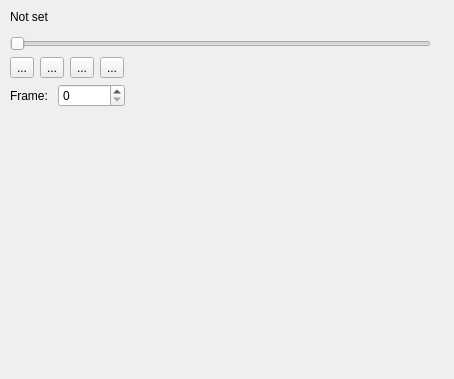
Above: src/gui/video_window/VideoWindow.ui from SyllogismRXS/opencv-workbench before the change. Below: the same form after it.
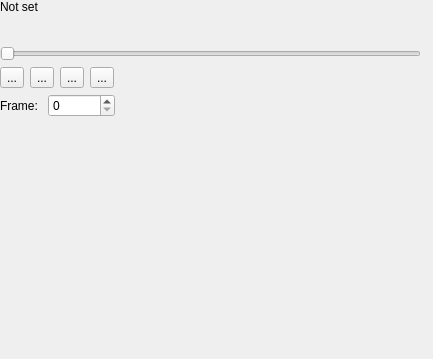
That is the form after the change. Icons and pictures are not drawn. Custom widgets are drawn as their Qt base class.

```diff
--- a/src/gui/video_window/VideoWindow.ui
+++ b/src/gui/video_window/VideoWindow.ui
@@ -6,8 +6,8 @@
    <rect>
     <x>0</x>
     <y>0</y>
-    <width>454</width>
-    <height>379</height>
+    <width>433</width>
+    <height>359</height>
    </rect>
   </property>
   <property name="sizePolicy">
@@ -22,8 +22,8 @@
   <widget class="QWidget" name="verticalLayoutWidget">
    <property name="geometry">
     <rect>
-     <x>10</x>
-     <y>10</y>
+     <x>0</x>
+     <y>0</y>
      <width>421</width>
      <height>341</height>
     </rect>
@@ -40,11 +40,28 @@
      </widget>
     </item>
     <item>
+     <layout class="QHBoxLayout" name="horizontalLayout_3">
+      <item>
      <widget class="ClickableLabel" name="image_frame" native="true">
       <property name="text" stdset="0">
        <string/>
       </property>
      </widget>
+      </item>
+      <item>
+       <spacer name="horizontalSpacer_3">
+        <property name="orientation">
+         <enum>Qt::Horizontal</enum>
+        </property>
+        <property name="sizeHint" stdset="0">
+         <size>
+          <width>40</width>
+          <height>20</height>
+         </size>
+        </property>
+       </spacer>
+      </item>
+     </layout>
     </item>
     <item>
      <widget class="QSlider" name="frame_slider">
```
Lines whose indentation alone changed are shown as unchanged.
